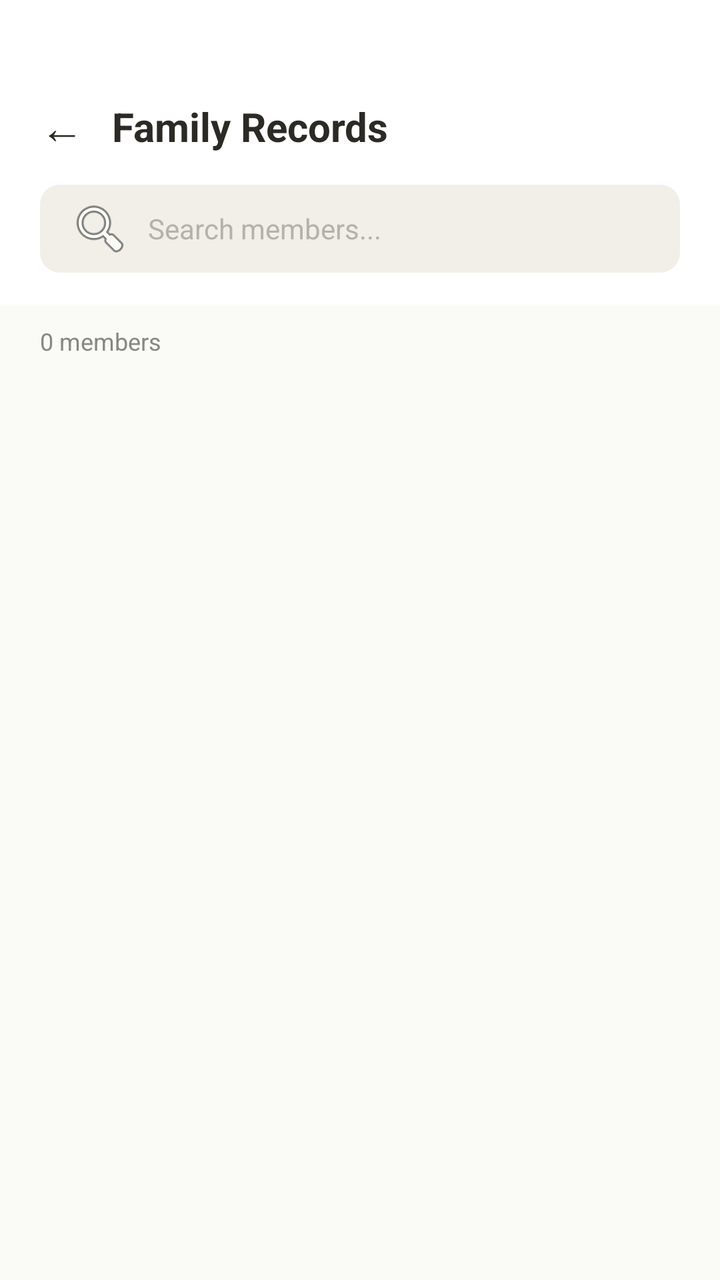
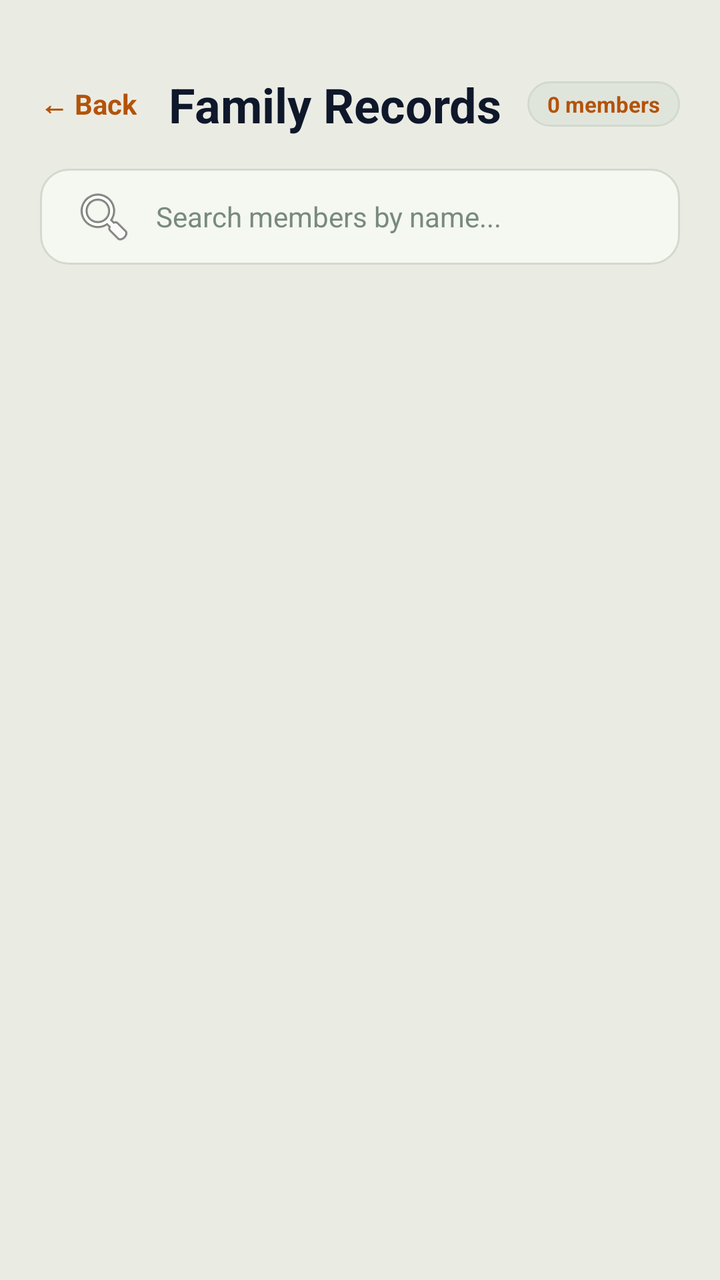

Compare the two renders of this Android layout. The source of the first and the diff that turns it into the second are given below.
<!-- AndroidManifest.xml: application theme Theme.BTProject2 -->
<!-- res/layout/activity_family_records.xml -->
<?xml version="1.0" encoding="utf-8"?>
<LinearLayout xmlns:android="http://schemas.android.com/apk/res/android"
    android:layout_width="match_parent"
    android:layout_height="match_parent"
    android:orientation="vertical"
    android:background="@color/background">

    
    <LinearLayout
        android:layout_width="match_parent"
        android:layout_height="wrap_content"
        android:orientation="vertical"
        android:paddingStart="20dp"
        android:paddingEnd="20dp"
        android:paddingTop="48dp"
        android:paddingBottom="16dp"
        android:background="@color/white">

        <LinearLayout
            android:layout_width="match_parent"
            android:layout_height="wrap_content"
            android:orientation="horizontal"
            android:gravity="center_vertical"
            android:layout_marginBottom="14dp">

            <TextView
                android:id="@+id/btnBack"
                android:layout_width="wrap_content"
                android:layout_height="wrap_content"
                android:text="←"
                android:textSize="22sp"
                android:textColor="@color/text_primary"
                android:layout_marginEnd="14dp"
                android:clickable="true"
                android:focusable="true" />

            <TextView
                android:layout_width="wrap_content"
                android:layout_height="wrap_content"
                android:text="Family Records"
                android:textSize="20sp"
                android:textStyle="bold"
                android:textColor="@color/text_primary" />
        </LinearLayout>

        
        <EditText
            android:id="@+id/etSearch"
            android:layout_width="match_parent"
            android:layout_height="44dp"
            android:hint="Search members..."
            android:background="@drawable/input_bg"
            android:paddingStart="14dp"
            android:paddingEnd="14dp"
            android:textSize="14sp"
            android:textColor="@color/text_primary"
            android:textColorHint="@color/text_hint"
            android:inputType="text"
            android:drawableStart="@android:drawable/ic_menu_search"
            android:drawablePadding="8dp" />
    </LinearLayout>

    
    <TextView
        android:id="@+id/tvMemberCount"
        android:layout_width="wrap_content"
        android:layout_height="wrap_content"
        android:text="0 members"
        android:textSize="12sp"
        android:textColor="@color/text_secondary"
        android:paddingStart="20dp"
        android:paddingEnd="20dp"
        android:paddingTop="10dp"
        android:paddingBottom="6dp" />

    
    <androidx.recyclerview.widget.RecyclerView
        android:id="@+id/rvMembers"
        android:layout_width="match_parent"
        android:layout_height="0dp"
        android:layout_weight="1"
        android:paddingStart="16dp"
        android:paddingEnd="16dp"
        android:clipToPadding="false" />

</LinearLayout>
<!-- resources referenced by this layout -->
<resources>
  <color name="background">#FAFAF7</color>
  <color name="text_hint">#B4B2A9</color>
  <color name="text_primary">#2C2A24</color>
  <color name="text_secondary">#888780</color>
  <color name="white">#FFFFFF</color>
  <!-- drawable input_bg (drawable) -->
  <?xml version="1.0" encoding="utf-8"?>
  <shape xmlns:android="http://schemas.android.com/apk/res/android"
      android:shape="rectangle">
      <solid android:color="#F1EFE8" />
      <corners android:radius="10dp" />
  </shape>
  <style name="Theme.BTProject2" parent="Theme.MaterialComponents.Light.NoActionBar">
          <item name="colorPrimary">#1D9E75</item>
          <item name="colorPrimaryDark">#0F6E56</item>
          <item name="colorAccent">#FAC775</item>
          <item name="android:windowBackground">#FAFAF7</item>
          <item name="android:statusBarColor">#1D9E75</item>
          <item name="android:windowLightStatusBar">false</item>
      </style>
</resources>

<!-- the commit's change to res/layout/activity_family_records.xml (unified diff, before → after) -->
@@ -3,7 +3,8 @@
     android:layout_width="match_parent"
     android:layout_height="match_parent"
     android:orientation="vertical"
-    android:background="@color/background">
+    android:background="@color/forest_bg"
+    android:fitsSystemWindows="true">
 
     
     <LinearLayout
@@ -12,75 +13,147 @@
         android:orientation="vertical"
         android:paddingStart="20dp"
         android:paddingEnd="20dp"
-        android:paddingTop="48dp"
+        android:paddingTop="36dp"
         android:paddingBottom="16dp"
-        android:background="@color/white">
+        android:background="@color/forest_bg">
 
         <LinearLayout
             android:layout_width="match_parent"
             android:layout_height="wrap_content"
             android:orientation="horizontal"
             android:gravity="center_vertical"
-            android:layout_marginBottom="14dp">
+            android:layout_marginBottom="16dp">
 
             <TextView
                 android:id="@+id/btnBack"
                 android:layout_width="wrap_content"
                 android:layout_height="wrap_content"
-                android:text="←"
-                android:textSize="22sp"
-                android:textColor="@color/text_primary"
-                android:layout_marginEnd="14dp"
+                android:text="← Back"
+                android:textSize="14sp"
+                android:textStyle="bold"
+                android:textColor="@color/gold_accent"
+                android:layout_marginEnd="16dp"
                 android:clickable="true"
                 android:focusable="true" />
 
             <TextView
+                android:layout_width="0dp"
+                android:layout_height="wrap_content"
+                android:layout_weight="1"
+                android:text="Family Records"
+                android:textSize="24sp"
+                android:textStyle="bold"
+                android:textColor="@color/text_primary" />
+
+            
+            <TextView
+                android:id="@+id/tvMemberCount"
                 android:layout_width="wrap_content"
                 android:layout_height="wrap_content"
-                android:text="Family Records"
-                android:textSize="20sp"
+                android:text="0 members"
+                android:textSize="11sp"
                 android:textStyle="bold"
-                android:textColor="@color/text_primary" />
+                android:textColor="@color/mint_text"
+                android:background="@drawable/badge_pill_dark"
+                android:paddingStart="10dp"
+                android:paddingEnd="10dp"
+                android:paddingTop="4dp"
+                android:paddingBottom="4dp" />
         </LinearLayout>
 
         
         <EditText
             android:id="@+id/etSearch"
             android:layout_width="match_parent"
-            android:layout_height="44dp"
-            android:hint="Search members..."
+            android:layout_height="48dp"
+            android:hint="Search members by name..."
             android:background="@drawable/input_bg"
-            android:paddingStart="14dp"
-            android:paddingEnd="14dp"
+            android:paddingStart="16dp"
+            android:paddingEnd="16dp"
             android:textSize="14sp"
             android:textColor="@color/text_primary"
             android:textColorHint="@color/text_hint"
             android:inputType="text"
             android:drawableStart="@android:drawable/ic_menu_search"
-            android:drawablePadding="8dp" />
+            android:drawablePadding="10dp" />
     </LinearLayout>
 
     
-    <TextView
-        android:id="@+id/tvMemberCount"
-        android:layout_width="wrap_content"
-        android:layout_height="wrap_content"
-        android:text="0 members"
-        android:textSize="12sp"
-        android:textColor="@color/text_secondary"
-        android:paddingStart="20dp"
-        android:paddingEnd="20dp"
-        android:paddingTop="10dp"
-        android:paddingBottom="6dp" />
-
-    
-    <androidx.recyclerview.widget.RecyclerView
-        android:id="@+id/rvMembers"
+    <FrameLayout
         android:layout_width="match_parent"
         android:layout_height="0dp"
-        android:layout_weight="1"
-        android:paddingStart="16dp"
-        android:paddingEnd="16dp"
-        android:clipToPadding="false" />
+        android:layout_weight="1">
 
+        
+        <androidx.recyclerview.widget.RecyclerView
+            android:id="@+id/rvMembers"
+            android:layout_width="match_parent"
+            android:layout_height="match_parent"
+            android:paddingStart="16dp"
+            android:paddingEnd="16dp"
+            android:paddingTop="8dp"
+            android:paddingBottom="24dp"
+            android:clipToPadding="false" />
+
+        
+        <ProgressBar
+            android:id="@+id/progressBar"
+            android:layout_width="40dp"
+            android:layout_height="40dp"
+            android:layout_gravity="center"
+            android:indeterminateTint="@color/emerald_accent"
+            android:visibility="gone" />
+
+        
+        <LinearLayout
+            android:id="@+id/layoutEmptyRecords"
+            android:layout_width="match_parent"
+            android:layout_height="match_parent"
+            android:orientation="vertical"
+            android:gravity="center"
+            android:padding="24dp"
+            android:visibility="gone">
+
+            <TextView
+                android:layout_width="wrap_content"
+                android:layout_height="wrap_content"
+                android:text="📜"
+                android:textSize="40sp"
+                android:layout_marginBottom="12dp" />
+
+            <TextView
+                android:layout_width="wrap_content"
+                android:layout_height="wrap_content"
+                android:text="No Family Records Found"
+                android:textSize="17sp"
+                android:textStyle="bold"
+                android:textColor="@color/text_primary" />
+
+            <TextView
+                android:id="@+id/tvEmptySubtitle"
+                android:layout_width="wrap_content"
+                android:layout_height="wrap_content"
+                android:text="Start by adding the first member of your family tree."
+                android:textSize="13sp"
+                android:textColor="@color/text_secondary"
+                android:gravity="center"
+                android:layout_marginTop="6dp"
+                android:layout_marginBottom="20dp" />
+
+            <TextView
+                android:id="@+id/btnEmptyAddMember"
+                android:layout_width="wrap_content"
+                android:layout_height="42dp"
+                android:gravity="center"
+                android:text="+ Add Family Member"
+                android:textSize="13sp"
+                android:textStyle="bold"
+                android:textColor="#0A1B12"
+                android:background="@drawable/btn_gold_primary"
+                android:paddingStart="20dp"
+                android:paddingEnd="20dp"
+                android:clickable="true"
+                android:focusable="true" />
+        </LinearLayout>
+    </FrameLayout>
 </LinearLayout>
<!-- resource entries referenced after the edit -->
@@ -1,24 +1,52 @@
 <!-- resources referenced by this layout -->
 <resources>
-  <color name="background">#FAFAF7</color>
-  <color name="text_hint">#B4B2A9</color>
-  <color name="text_primary">#2C2A24</color>
-  <color name="text_secondary">#888780</color>
-  <color name="white">#FFFFFF</color>
+  <color name="emerald_accent">#D97706</color>
+  <color name="forest_bg">#EAECE4</color>
+  <color name="gold_accent">#B45309</color>
+  <color name="mint_text">#B45309</color>
+  <color name="text_hint">#788A7E</color>
+  <color name="text_primary">#0F172A</color>
+  <color name="text_secondary">#475569</color>
+  <!-- drawable badge_pill_dark (drawable) -->
+  <?xml version="1.0" encoding="utf-8"?>
+  <shape xmlns:android="http://schemas.android.com/apk/res/android"
+      android:shape="rectangle">
+      <solid android:color="@color/forest_card_light" />
+      <corners android:radius="20dp" />
+      <stroke
+          android:width="1dp"
+          android:color="@color/forest_card_border" />
+  </shape>
+  <!-- drawable btn_gold_primary (drawable) -->
+  <?xml version="1.0" encoding="utf-8"?>
+  <ripple xmlns:android="http://schemas.android.com/apk/res/android"
+      android:color="#40FFFFFF">
+      <item>
+          <shape android:shape="rectangle">
+              <solid android:color="@color/gold_accent" />
+              <corners android:radius="14dp" />
+          </shape>
+      </item>
+  </ripple>
   <!-- drawable input_bg (drawable) -->
   <?xml version="1.0" encoding="utf-8"?>
   <shape xmlns:android="http://schemas.android.com/apk/res/android"
       android:shape="rectangle">
-      <solid android:color="#F1EFE8" />
-      <corners android:radius="10dp" />
+      <solid android:color="@color/forest_card" />
+      <corners android:radius="14dp" />
+      <stroke android:width="1dp" android:color="@color/forest_card_border" />
   </shape>
-  <style name="Theme.BTProject2" parent="Theme.MaterialComponents.Light.NoActionBar">
-          <item name="colorPrimary">#1D9E75</item>
-          <item name="colorPrimaryDark">#0F6E56</item>
-          <item name="colorAccent">#FAC775</item>
-          <item name="android:windowBackground">#FAFAF7</item>
-          <item name="android:statusBarColor">#1D9E75</item>
-          <item name="android:windowLightStatusBar">false</item>
+  <style name="Theme.BTProject2" parent="Theme.MaterialComponents.DayNight.NoActionBar">
+          <item name="colorPrimary">@color/gold_accent</item>
+          <item name="colorPrimaryDark">@color/gold_accent_dark</item>
+          <item name="colorAccent">@color/gold_accent</item>
+          <item name="android:windowBackground">@color/forest_bg</item>
+          <item name="android:statusBarColor">@color/forest_bg</item>
+          <item name="android:windowLightStatusBar">true</item>
       </style>
+  <color name="forest_card_light">#E0E5DC</color>
+  <color name="forest_card_border">#D2D9CE</color>
+  <color name="forest_card">#F5F7F1</color>
+  <color name="gold_accent_dark">#78350F</color>
 </resources>
 
